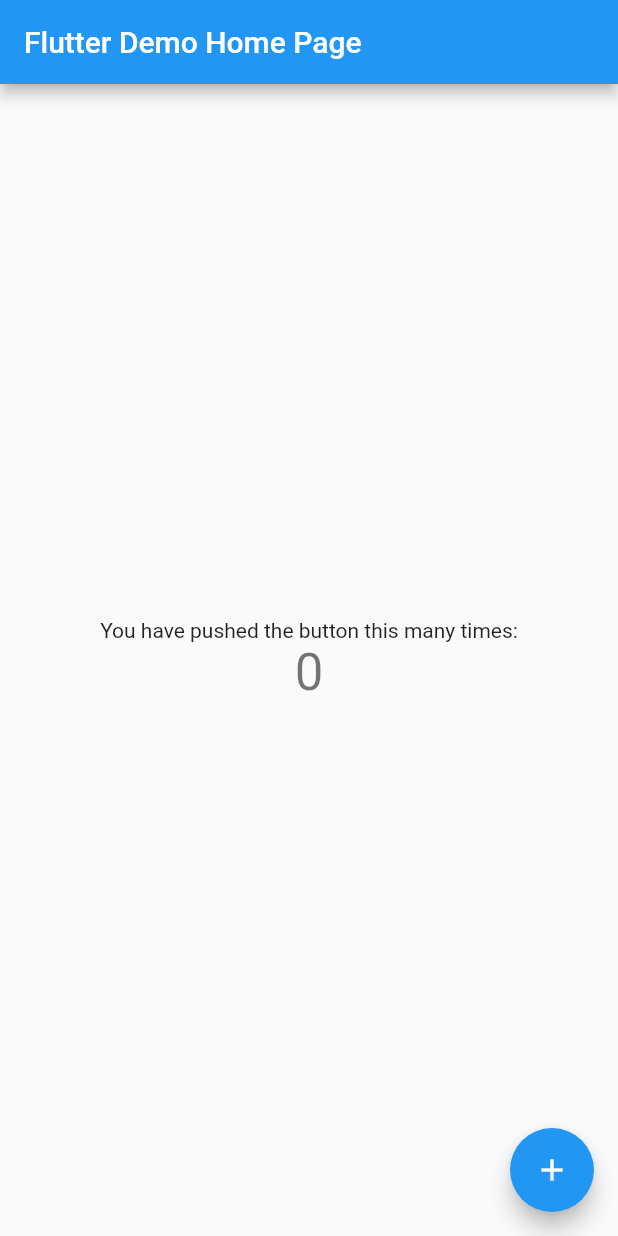
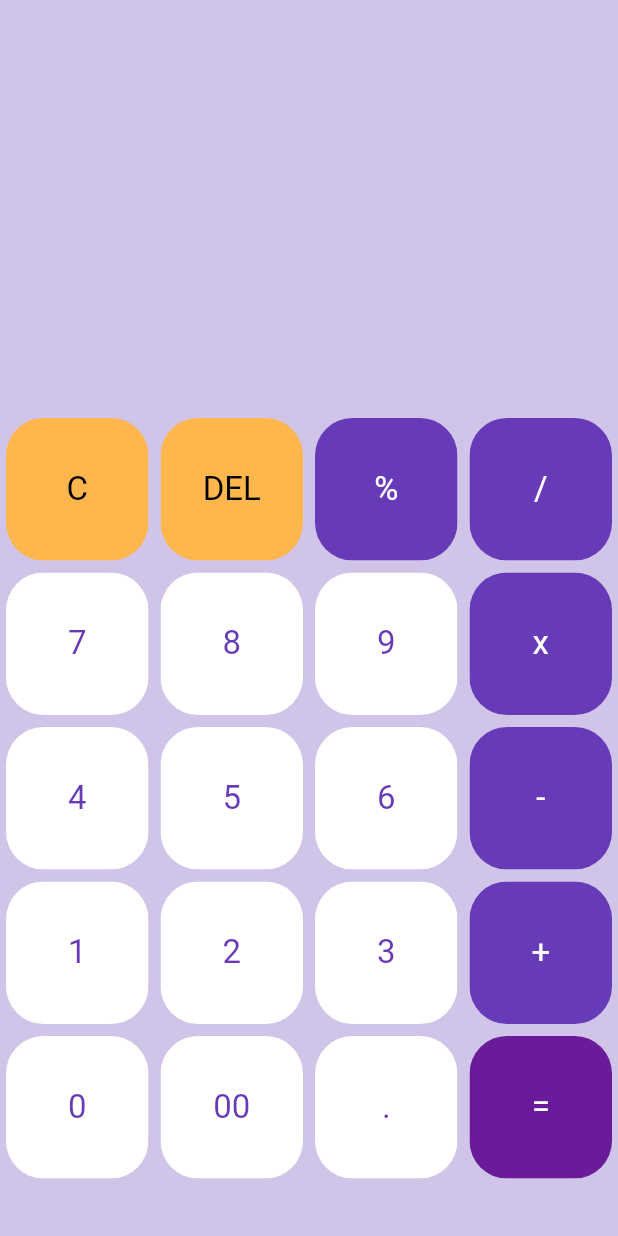
Before and after one commit to Sscuber03/Calculator-Flutter, a Flutter app: the screen it shows after launch, on a phone screen of 412 x 824 dp. Run offline on Flutter 3.47's test engine with Material 2 defaults, Android fonts, the phone set to English and light mode, and no system bars.

Commit message:
UI Design

```diff
--- /dev/null
+++ b/calculator/lib/buttons.dart
@@ -0,0 +1,24 @@
+import 'package:flutter/material.dart';
+
+class MyButton extends StatelessWidget {
+
+  final color;
+  final textColor;
+  final String buttonText;
+
+  const MyButton({Key? key, this.color, this.textColor, required this.buttonText}) : super(key: key);
+
+  @override
+  Widget build(BuildContext context) {
+    return Padding(
+      padding: const EdgeInsets.all(4.0),
+      child: ClipRRect(
+        borderRadius: BorderRadius.circular(25),
+        child: Container(
+          color: color,
+          child: Center(child: Text(buttonText, style: TextStyle(color: textColor, fontSize: 22),)),
+        ),
+      ),
+    );
+  }
+}
--- a/calculator/lib/main.dart
+++ b/calculator/lib/main.dart
@@ -1,115 +1,105 @@
+
+import 'package:calculator/buttons.dart';
 import 'package:flutter/material.dart';
-
-void main() {
-  runApp(const MyApp());
-}
+void main() => runApp(MyApp());
 
 class MyApp extends StatelessWidget {
-  const MyApp({Key? key}) : super(key: key);
+  MyApp({Key? key}) : super(key: key);
 
-  // This widget is the root of your application.
   @override
   Widget build(BuildContext context) {
     return MaterialApp(
-      title: 'Flutter Demo',
-      theme: ThemeData(
-        // This is the theme of your application.
-        //
-        // Try running your application with "flutter run". You'll see the
-        // application has a blue toolbar. Then, without quitting the app, try
-        // changing the primarySwatch below to Colors.green and then invoke
-        // "hot reload" (press "r" in the console where you ran "flutter run",
-        // or simply save your changes to "hot reload" in a Flutter IDE).
-        // Notice that the counter didn't reset back to zero; the application
-        // is not restarted.
-        primarySwatch: Colors.blue,
-      ),
-      home: const MyHomePage(title: 'Flutter Demo Home Page'),
+      debugShowCheckedModeBanner: false,
+      home: MyHomePage(),
     );
   }
 }
 
 class MyHomePage extends StatefulWidget {
-  const MyHomePage({Key? key, required this.title}) : super(key: key);
-
-  // This widget is the home page of your application. It is stateful, meaning
-  // that it has a State object (defined below) that contains fields that affect
-  // how it looks.
-
-  // This class is the configuration for the state. It holds the values (in this
-  // case the title) provided by the parent (in this case the App widget) and
-  // used by the build method of the State. Fields in a Widget subclass are
-  // always marked "final".
-
-  final String title;
+  MyHomePage({Key? key}) : super(key: key);
 
   @override
-  State<MyHomePage> createState() => _MyHomePageState();
+  _MyHomePageState createState() => _MyHomePageState();
 }
 
 class _MyHomePageState extends State<MyHomePage> {
-  int _counter = 0;
 
-  void _incrementCounter() {
-    setState(() {
-      // This call to setState tells the Flutter framework that something has
-      // changed in this State, which causes it to rerun the build method below
-      // so that the display can reflect the updated values. If we changed
-      // _counter without calling setState(), then the build method would not be
-      // called again, and so nothing would appear to happen.
-      _counter++;
-    });
-  }
+  final List<String> buttons =
+  [
+    'C', 'DEL', '%', '/',
+    '7', '8', '9', 'x',
+    '4', '5', '6', '-',
+    '1', '2', '3', '+',
+    '0', '00', '.', '=',
+  ];
 
   @override
   Widget build(BuildContext context) {
-    // This method is rerun every time setState is called, for instance as done
-    // by the _incrementCounter method above.
-    //
-    // The Flutter framework has been optimized to make rerunning build methods
-    // fast, so that you can just rebuild anything that needs updating rather
-    // than having to individually change instances of widgets.
     return Scaffold(
-      appBar: AppBar(
-        // Here we take the value from the MyHomePage object that was created by
-        // the App.build method, and use it to set our appbar title.
-        title: Text(widget.title),
-      ),
-      body: Center(
-        // Center is a layout widget. It takes a single child and positions it
-        // in the middle of the parent.
-        child: Column(
-          // Column is also a layout widget. It takes a list of children and
-          // arranges them vertically. By default, it sizes itself to fit its
-          // children horizontally, and tries to be as tall as its parent.
-          //
-          // Invoke "debug painting" (press "p" in the console, choose the
-          // "Toggle Debug Paint" action from the Flutter Inspector in Android
-          // Studio, or the "Toggle Debug Paint" command in Visual Studio Code)
-          // to see the wireframe for each widget.
-          //
-          // Column has various properties to control how it sizes itself and
-          // how it positions its children. Here we use mainAxisAlignment to
-          // center the children vertically; the main axis here is the vertical
-          // axis because Columns are vertical (the cross axis would be
-          // horizontal).
-          mainAxisAlignment: MainAxisAlignment.center,
+        backgroundColor: Colors.deepPurple[100],
+        body: Column(
           children: <Widget>[
-            const Text(
-              'You have pushed the button this many times:',
+            Expanded(
+              child: Container(),
             ),
-            Text(
-              '$_counter',
-              style: Theme.of(context).textTheme.headline4,
+            Expanded(
+              flex: 2,
+              child: Container(
+                child: GridView.builder(
+                  itemCount: buttons.length,
+                  gridDelegate: const SliverGridDelegateWithFixedCrossAxisCount(crossAxisCount: 4),
+                  itemBuilder: (BuildContext context, int index)
+                  {
+                    var c,t;
+                    if(colorcheck(buttons[index])==0)
+                    {
+                      c = Colors.white;
+                      t = Colors.deepPurple;
+                    }
+                    else if(colorcheck(buttons[index])==1)
+                    {
+                      c = Colors.deepPurple;
+                      t = Colors.white;
+                    }
+                    else if(colorcheck(buttons[index])==3)
+                    {
+                      c = Colors.orange[300];
+                      t = Colors.black;
+                    }
+                    else
+                    {
+                      c = Colors.purple[800];
+                      t = Colors.white;
+                    }
+                    return MyButton(
+                      buttonText: buttons[index],
+                      color: c,
+                      textColor: t,
+                      );
+                  },
+                )
+              ),
             ),
           ],
-        ),
-      ),
-      floatingActionButton: FloatingActionButton(
-        onPressed: _incrementCounter,
-        tooltip: 'Increment',
-        child: const Icon(Icons.add),
-      ), // This trailing comma makes auto-formatting nicer for build methods.
-    );
+        ));
   }
+
+  int colorcheck(String x)
+  {
+    int r = 0;
+    if(x=='/' || x=='*' || x=='-' || x=='+' || x=='%' || x=='x')
+    {
+      r = 1;
+    }
+    else if(x=='=')
+    {
+      r = 2;
+    }
+    else if(x=='C' || x=='DEL')
+    {
+      r = 3;
+    }
+    return r;
+  }
+
 }
```
Also changed, not shown: calculator/pubspec.yaml (+6 -66 lines), calculator/assets/icon.jpg (added), calculator/pubspec.lock, 1 other file.
